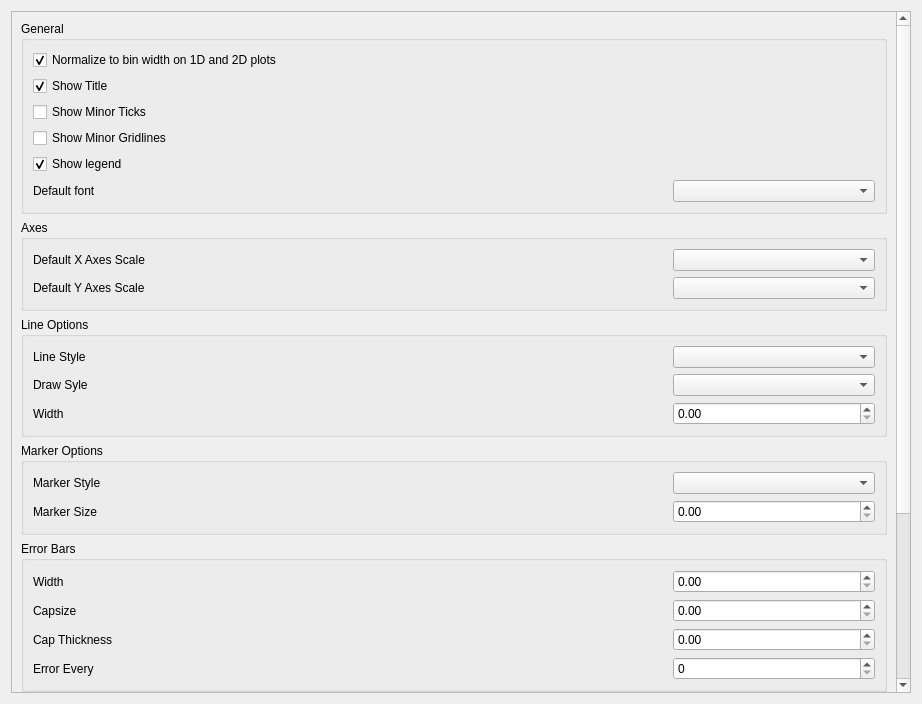
First picture: the form in qt/applications/workbench/workbench/widgets/settings/plots/section_plots.ui, repository mantidproject/mantid, before the edit.
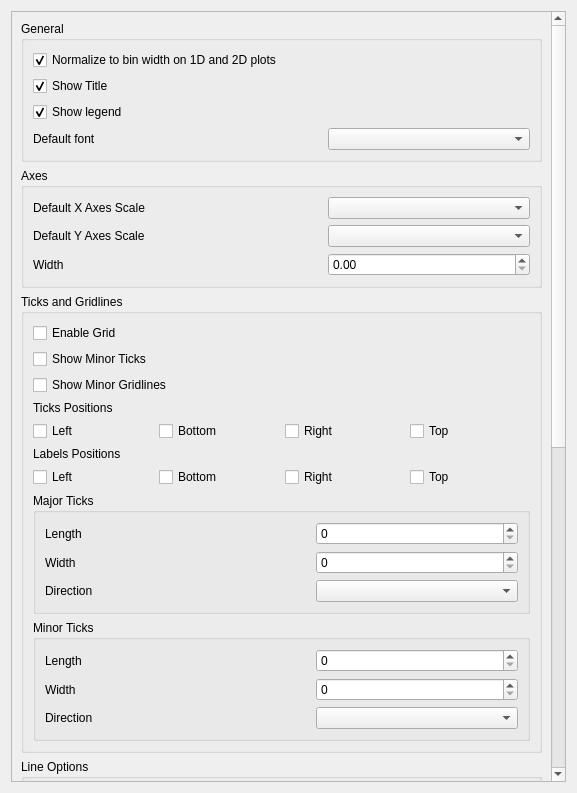
Second picture: the form after the edit.

Commit message: Add more default plot settings to gui re29739

The edit to the form file:
```diff
--- a/qt/applications/workbench/workbench/widgets/settings/plots/section_plots.ui
+++ b/qt/applications/workbench/workbench/widgets/settings/plots/section_plots.ui
@@ -6,8 +6,8 @@
    <rect>
     <x>0</x>
     <y>0</y>
-    <width>922</width>
-    <height>704</height>
+    <width>577</width>
+    <height>793</height>
    </rect>
   </property>
   <property name="windowTitle">
@@ -32,9 +32,9 @@
       <property name="geometry">
        <rect>
         <x>0</x>
-        <y>0</y>
-        <width>885</width>
-        <height>834</height>
+        <y>-181</y>
+        <width>540</width>
+        <height>1242</height>
        </rect>
       </property>
       <property name="sizePolicy">
@@ -87,20 +87,6 @@
               </property>
              </widget>
             </item>
-            <item>
-             <widget class="QCheckBox" name="show_minor_ticks">
-              <property name="text">
-               <string>Show Minor Ticks</string>
-              </property>
-             </widget>
-            </item>
-            <item>
-             <widget class="QCheckBox" name="show_minor_gridlines">
-              <property name="text">
-               <string>Show Minor Gridlines</string>
-              </property>
-             </widget>
-            </item>
             <item>
              <widget class="QCheckBox" name="show_legend">
               <property name="text">
@@ -209,6 +195,315 @@
                </widget>
               </item>
              </layout>
+            </item>
+            <item>
+             <layout class="QHBoxLayout" name="horizontalLayout_19">
+              <property name="spacing">
+               <number>3</number>
+              </property>
+              <item>
+               <widget class="QLabel" name="line_width_label_4">
+                <property name="text">
+                 <string>Width</string>
+                </property>
+               </widget>
+              </item>
+              <item>
+               <widget class="QDoubleSpinBox" name="axes_line_width">
+                <property name="maximumSize">
+                 <size>
+                  <width>202</width>
+                  <height>16777215</height>
+                 </size>
+                </property>
+                <property name="singleStep">
+                 <double>0.100000000000000</double>
+                </property>
+               </widget>
+              </item>
+             </layout>
+            </item>
+           </layout>
+          </widget>
+         </item>
+         <item>
+          <widget class="QGroupBox" name="axes_box_3">
+           <property name="title">
+            <string>Ticks and Gridlines</string>
+           </property>
+           <layout class="QVBoxLayout" name="verticalLayout_19">
+            <item>
+             <widget class="QCheckBox" name="enable_grid">
+              <property name="text">
+               <string>Enable Grid</string>
+              </property>
+             </widget>
+            </item>
+            <item>
+             <widget class="QCheckBox" name="show_minor_ticks">
+              <property name="text">
+               <string>Show Minor Ticks</string>
+              </property>
+             </widget>
+            </item>
+            <item>
+             <widget class="QCheckBox" name="show_minor_gridlines">
+              <property name="text">
+               <string>Show Minor Gridlines</string>
+              </property>
+             </widget>
+            </item>
+            <item>
+             <widget class="QLabel" name="show_ticks_label">
+              <property name="text">
+               <string>Ticks Positions</string>
+              </property>
+             </widget>
+            </item>
+            <item>
+             <layout class="QHBoxLayout" name="horizontalLayout_17">
+              <item>
+               <widget class="QCheckBox" name="show_ticks_left">
+                <property name="text">
+                 <string>Left</string>
+                </property>
+               </widget>
+              </item>
+              <item>
+               <widget class="QCheckBox" name="show_ticks_bottom">
+                <property name="text">
+                 <string>Bottom</string>
+                </property>
+               </widget>
+              </item>
+              <item>
+               <widget class="QCheckBox" name="show_ticks_right">
+                <property name="text">
+                 <string>Right</string>
+                </property>
+               </widget>
+              </item>
+              <item>
+               <widget class="QCheckBox" name="show_ticks_top">
+                <property name="text">
+                 <string>Top</string>
+                </property>
+               </widget>
+              </item>
+             </layout>
+            </item>
+            <item>
+             <widget class="QLabel" name="show_ticks_label_2">
+              <property name="text">
+               <string>Labels Positions</string>
+              </property>
+             </widget>
+            </item>
+            <item>
+             <layout class="QHBoxLayout" name="horizontalLayout_18">
+              <item>
+               <widget class="QCheckBox" name="show_labels_left">
+                <property name="text">
+                 <string>Left</string>
+                </property>
+               </widget>
+              </item>
+              <item>
+               <widget class="QCheckBox" name="show_labels_bottom">
+                <property name="text">
+                 <string>Bottom</string>
+                </property>
+               </widget>
+              </item>
+              <item>
+               <widget class="QCheckBox" name="show_labels_right">
+                <property name="text">
+                 <string>Right</string>
+                </property>
+               </widget>
+              </item>
+              <item>
+               <widget class="QCheckBox" name="show_labels_top">
+                <property name="text">
+                 <string>Top</string>
+                </property>
+               </widget>
+              </item>
+             </layout>
+            </item>
+            <item>
+             <widget class="QGroupBox" name="axes_box_4">
+              <property name="title">
+               <string>Major Ticks</string>
+              </property>
+              <layout class="QVBoxLayout" name="verticalLayout_20">
+               <item>
+                <layout class="QHBoxLayout" name="horizontalLayout_42">
+                 <property name="spacing">
+                  <number>3</number>
+                 </property>
+                 <item>
+                  <widget class="QLabel" name="line_width_label_9">
+                   <property name="text">
+                    <string>Length</string>
+                   </property>
+                  </widget>
+                 </item>
+                 <item>
+                  <widget class="QSpinBox" name="major_ticks_length">
+                   <property name="maximumSize">
+                    <size>
+                     <width>202</width>
+                     <height>16777215</height>
+                    </size>
+                   </property>
+                  </widget>
+                 </item>
+                </layout>
+               </item>
+               <item>
+                <layout class="QHBoxLayout" name="horizontalLayout_43">
+                 <property name="spacing">
+                  <number>3</number>
+                 </property>
+                 <item>
+                  <widget class="QLabel" name="line_width_label_10">
+                   <property name="text">
+                    <string>Width</string>
+                   </property>
+                  </widget>
+                 </item>
+                 <item>
+                  <widget class="QSpinBox" name="major_ticks_width">
+                   <property name="maximumSize">
+                    <size>
+                     <width>202</width>
+                     <height>16777215</height>
+                    </size>
+                   </property>
+                  </widget>
+                 </item>
+                </layout>
+               </item>
+               <item>
+                <layout class="QHBoxLayout" name="horizontalLayout_39">
+                 <property name="spacing">
+                  <number>3</number>
+                 </property>
+                 <item>
+                  <widget class="QLabel" name="line_style_label_4">
+                   <property name="text">
+                    <string>Direction</string>
+                   </property>
+                  </widget>
+                 </item>
+                 <item>
+                  <widget class="QComboBox" name="major_ticks_direction">
+                   <property name="sizePolicy">
+                    <sizepolicy hsizetype="Minimum" vsizetype="Minimum">
+                     <horstretch>0</horstretch>
+                     <verstretch>0</verstretch>
+                    </sizepolicy>
+                   </property>
+                   <property name="maximumSize">
+                    <size>
+                     <width>202</width>
+                     <height>16777215</height>
+                    </size>
+                   </property>
+                  </widget>
+                 </item>
+                </layout>
+               </item>
+              </layout>
+             </widget>
+            </item>
+            <item>
+             <widget class="QGroupBox" name="axes_box_5">
+              <property name="title">
+               <string>Minor Ticks</string>
+              </property>
+              <layout class="QVBoxLayout" name="verticalLayout_21">
+               <item>
+                <layout class="QHBoxLayout" name="horizontalLayout_44">
+                 <property name="spacing">
+                  <number>3</number>
+                 </property>
+                 <item>
+                  <widget class="QLabel" name="line_width_label_11">
+                   <property name="text">
+                    <string>Length</string>
+                   </property>
+                  </widget>
+                 </item>
+                 <item>
+                  <widget class="QSpinBox" name="minor_ticks_length">
+                   <property name="maximumSize">
+                    <size>
+                     <width>202</width>
+                     <height>16777215</height>
+                    </size>
+                   </property>
+                  </widget>
+                 </item>
+                </layout>
+               </item>
+               <item>
+                <layout class="QHBoxLayout" name="horizontalLayout_45">
+                 <property name="spacing">
+                  <number>3</number>
+                 </property>
+                 <item>
+                  <widget class="QLabel" name="line_width_label_12">
+                   <property name="text">
+                    <string>Width</string>
+                   </property>
+                  </widget>
+                 </item>
+                 <item>
+                  <widget class="QSpinBox" name="minor_ticks_width">
+                   <property name="maximumSize">
+                    <size>
+                     <width>202</width>
+                     <height>16777215</height>
+                    </size>
+                   </property>
+                  </widget>
+                 </item>
+                </layout>
+               </item>
+               <item>
+                <layout class="QHBoxLayout" name="horizontalLayout_46">
+                 <property name="spacing">
+                  <number>3</number>
+                 </property>
+                 <item>
+                  <widget class="QLabel" name="line_style_label_5">
+                   <property name="text">
+                    <string>Direction</string>
+                   </property>
+                  </widget>
+                 </item>
+                 <item>
+                  <widget class="QComboBox" name="minor_ticks_direction">
+                   <property name="sizePolicy">
+                    <sizepolicy hsizetype="Minimum" vsizetype="Minimum">
+                     <horstretch>0</horstretch>
+                     <verstretch>0</verstretch>
+                    </sizepolicy>
+                   </property>
+                   <property name="maximumSize">
+                    <size>
+                     <width>202</width>
+                     <height>16777215</height>
+                    </size>
+                   </property>
+                  </widget>
+                 </item>
+                </layout>
+               </item>
+              </layout>
+             </widget>
             </item>
            </layout>
           </widget>
```
The commit also changes 2 other files.
